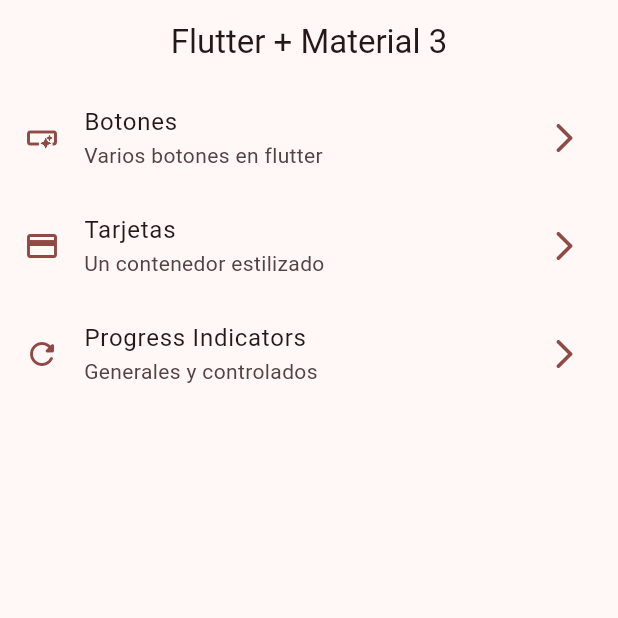
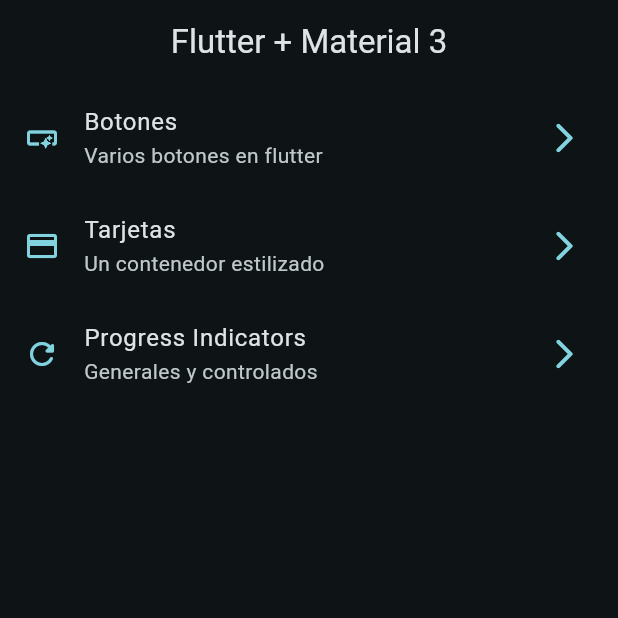
Before and after one commit to legallyfree/widgets_flutter, a Flutter app: the screen it shows after launch, on a phone screen of 412 x 824 dp, the top half of it. Run offline on Flutter 3.47's test engine with Material 2 defaults, Android fonts, the phone set to English and light mode, and no system bars; our stand-ins replace go_router.

Commit message:
se agregó y cambió el brillo y color al tema

```diff
--- a/lib/config/theme/app_theme.dart
+++ b/lib/config/theme/app_theme.dart
@@ -9,6 +9,7 @@
   Colors.blue,
   Colors.orange,
   Colors.pink,
+  Colors.white,
 ];
 
 class Apptheme {
@@ -20,6 +21,7 @@
 
   ThemeData getTheme() => ThemeData(
     useMaterial3: true,
+    brightness: Brightness.dark,
     colorSchemeSeed: colorList[selectedColor],
     appBarTheme: const AppBarTheme(
       centerTitle: true,
--- a/lib/main.dart
+++ b/lib/main.dart
@@ -14,7 +14,7 @@
     return MaterialApp.router(
       routerConfig: appRouter,
       debugShowCheckedModeBanner: false,
-      theme: Apptheme(selectedColor: 2).getTheme(),
+      theme: Apptheme(selectedColor: 8).getTheme(),
     );
   }
 }
```
